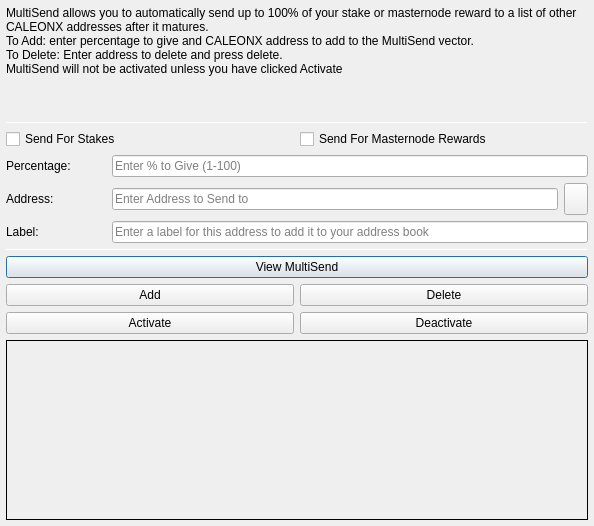
This is src/qt/forms/multisenddialog.ui in CryptoCashBack-Hub/CCBC as Qt 5 draws it before an edit. The edited form follows.
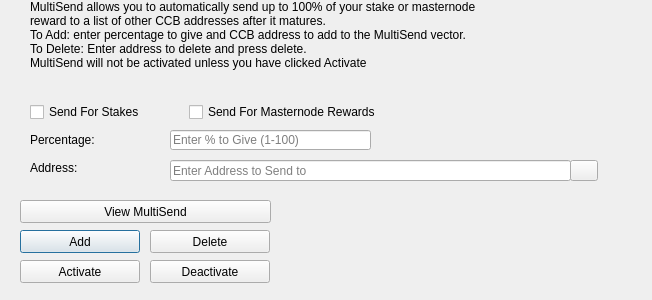
This is the edited form. Icons and pictures are not drawn.

Diff of the .ui file:
```diff
--- a/src/qt/forms/multisenddialog.ui
+++ b/src/qt/forms/multisenddialog.ui
@@ -9,106 +9,22 @@
    <rect>
     <x>0</x>
     <y>0</y>
-    <width>594</width>
-    <height>526</height>
+    <width>652</width>
+    <height>300</height>
    </rect>
   </property>
   <property name="windowTitle">
    <string>MultiSend</string>
   </property>
-  <layout class="QVBoxLayout" name="verticalLayout" stretch="0">
-   <property name="leftMargin">
-    <number>6</number>
-   </property>
-   <property name="topMargin">
-    <number>6</number>
-   </property>
-   <property name="rightMargin">
-    <number>6</number>
-   </property>
-   <property name="bottomMargin">
-    <number>6</number>
-   </property>
-   <item>
-    <layout class="QVBoxLayout" name="verticalLayout_Main" stretch="1,1,1,0,1,1,1">
-     <item>
-      <widget class="QLabel" name="label_2">
-       <property name="lineWidth">
-        <number>1</number>
-       </property>
-       <property name="text">
-        <string>MultiSend allows you to automatically send up to 100% of your stake or masternode reward to a list of other CALEONX addresses after it matures.
-To Add: enter percentage to give and CALEONX address to add to the MultiSend vector.
-To Delete: Enter address to delete and press delete.
-MultiSend will not be activated unless you have clicked Activate</string>
-       </property>
-       <property name="alignment">
-        <set>Qt::AlignLeading|Qt::AlignLeft|Qt::AlignTop</set>
-       </property>
-       <property name="wordWrap">
-        <bool>true</bool>
-       </property>
-      </widget>
-     </item>
-     <item>
-      <widget class="Line" name="line">
-       <property name="minimumSize">
-        <size>
-         <width>0</width>
-         <height>1</height>
-        </size>
-       </property>
-       <property name="maximumSize">
-        <size>
-         <width>16777215</width>
-         <height>1</height>
-        </size>
-       </property>
-       <property name="orientation">
-        <enum>Qt::Horizontal</enum>
-       </property>
-      </widget>
-     </item>
-     <item>
-      <layout class="QVBoxLayout" name="verticalLayout_Settings">
-       <item>
-        <layout class="QHBoxLayout" name="horizontalLayout">
-         <item>
-          <widget class="QCheckBox" name="multiSendStakeCheckBox">
-           <property name="text">
-            <string>Send For Stakes</string>
-           </property>
-          </widget>
-         </item>
-         <item>
-          <widget class="QCheckBox" name="multiSendMasternodeCheckBox">
-           <property name="text">
-            <string>Send For Masternode Rewards</string>
-           </property>
-          </widget>
-         </item>
-        </layout>
-       </item>
-       <item>
-        <layout class="QHBoxLayout" name="horizontalLayout_6">
-         <item>
-          <widget class="QLabel" name="label">
-           <property name="minimumSize">
-            <size>
-             <width>100</width>
-             <height>0</height>
-            </size>
-           </property>
-           <property name="toolTip">
-            <string>Percentage of stake to send</string>
-           </property>
-           <property name="text">
-            <string>Percentage:</string>
-           </property>
-          </widget>
-         </item>
-         <item>
           <widget class="QLineEdit" name="multiSendPercentEdit">
+   <property name="geometry">
+    <rect>
+     <x>170</x>
+     <y>130</y>
+     <width>201</width>
+     <height>20</height>
+    </rect>
+   </property>
            <property name="toolTip">
             <string>Enter whole numbers 1 - 100</string>
            </property>
@@ -116,29 +32,15 @@
             <string>Enter % to Give (1-100)</string>
            </property>
           </widget>
-         </item>
-        </layout>
-       </item>
-       <item>
-        <layout class="QHBoxLayout" name="horizontalLayout_7">
-         <item>
-          <widget class="QLabel" name="label_5">
-           <property name="minimumSize">
-            <size>
-             <width>100</width>
-             <height>0</height>
-            </size>
-           </property>
-           <property name="toolTip">
-            <string>Address to send portion of stake to</string>
-           </property>
-           <property name="text">
-            <string>Address:</string>
-           </property>
-          </widget>
-         </item>
-         <item>
           <widget class="QLineEdit" name="multiSendAddressEdit">
+   <property name="geometry">
+    <rect>
+     <x>170</x>
+     <y>160</y>
+     <width>401</width>
+     <height>21</height>
+    </rect>
+   </property>
            <property name="toolTip">
             <string/>
            </property>
@@ -146,14 +48,87 @@
             <string>Enter Address to Send to</string>
            </property>
           </widget>
-         </item>
-         <item>
-          <widget class="QToolButton" name="addressBookButton">
-           <property name="maximumSize">
-            <size>
-             <width>16777215</width>
-             <height>32</height>
-            </size>
+  <widget class="QLabel" name="label_2">
+   <property name="geometry">
+    <rect>
+     <x>30</x>
+     <y>0</y>
+     <width>451</width>
+     <height>121</height>
+    </rect>
+   </property>
+   <property name="lineWidth">
+    <number>1</number>
+   </property>
+   <property name="text">
+    <string>MultiSend allows you to automatically send up to 100% of your stake or masternode reward to a list of other CCB addresses after it matures.
+To Add: enter percentage to give and CCB address to add to the MultiSend vector.
+To Delete: Enter address to delete and press delete.
+MultiSend will not be activated unless you have clicked Activate</string>
+   </property>
+   <property name="alignment">
+    <set>Qt::AlignLeading|Qt::AlignLeft|Qt::AlignTop</set>
+   </property>
+   <property name="wordWrap">
+    <bool>true</bool>
+   </property>
+  </widget>
+  <widget class="QLabel" name="message">
+   <property name="geometry">
+    <rect>
+     <x>290</x>
+     <y>200</y>
+     <width>351</width>
+     <height>91</height>
+    </rect>
+   </property>
+   <property name="text">
+    <string/>
+   </property>
+  </widget>
+  <widget class="QPushButton" name="addButton">
+   <property name="geometry">
+    <rect>
+     <x>20</x>
+     <y>230</y>
+     <width>120</width>
+     <height>23</height>
+    </rect>
+   </property>
+   <property name="toolTip">
+    <string/>
+   </property>
+   <property name="statusTip">
+    <string>Add to MultiSend Vector</string>
+   </property>
+   <property name="text">
+    <string>Add</string>
+   </property>
+  </widget>
+  <widget class="QPushButton" name="disableButton">
+   <property name="geometry">
+    <rect>
+     <x>150</x>
+     <y>260</y>
+     <width>120</width>
+     <height>23</height>
+    </rect>
+   </property>
+   <property name="statusTip">
+    <string>Deactivate MultiSend</string>
+   </property>
+   <property name="text">
+    <string>Deactivate</string>
+   </property>
+  </widget>
+  <widget class="QPushButton" name="addressBookButton">
+   <property name="geometry">
+    <rect>
+     <x>570</x>
+     <y>160</y>
+     <width>28</width>
+     <height>21</height>
+    </rect>
            </property>
            <property name="toolTip">
             <string>Choose an address from the address book</string>
@@ -168,61 +143,19 @@
            <property name="shortcut">
             <string>Alt+A</string>
            </property>
-          </widget>
-         </item>
-        </layout>
-       </item>
-      </layout>
-     </item>
-     <item>
-      <layout class="QHBoxLayout" name="horizontalLayout_3">
-       <item>
-        <widget class="QLabel" name="label_3">
-         <property name="minimumSize">
-          <size>
-           <width>100</width>
-           <height>0</height>
-          </size>
-         </property>
-         <property name="text">
-          <string>Label:</string>
-         </property>
-        </widget>
-       </item>
-       <item>
-        <widget class="QLineEdit" name="labelAddressLabelEdit">
-         <property name="placeholderText">
-          <string>Enter a label for this address to add it to your address book</string>
-         </property>
-        </widget>
-       </item>
-      </layout>
-     </item>
-     <item>
-      <widget class="Line" name="line_2">
-       <property name="minimumSize">
-        <size>
-         <width>0</width>
-         <height>1</height>
-        </size>
-       </property>
-       <property name="maximumSize">
-        <size>
-         <width>16777215</width>
-         <height>1</height>
-        </size>
-       </property>
-       <property name="orientation">
-        <enum>Qt::Horizontal</enum>
-       </property>
-      </widget>
-     </item>
-     <item>
-      <layout class="QVBoxLayout" name="verticalLayout_Buttons">
-       <item>
-        <layout class="QHBoxLayout" name="horizontalLayout_4">
-         <item>
-          <widget class="QPushButton" name="viewButton">
+   <property name="autoDefault">
+    <bool>false</bool>
+   </property>
+  </widget>
+  <widget class="QLabel" name="label">
+   <property name="geometry">
+    <rect>
+     <x>30</x>
+     <y>130</y>
+     <width>121</width>
+     <height>20</height>
+    </rect>
+   </property>
            <property name="toolTip">
             <string/>
            </property>
@@ -230,16 +163,18 @@
             <string>View MultiSend Vector</string>
            </property>
            <property name="text">
-            <string>View MultiSend</string>
-           </property>
-          </widget>
-         </item>
-        </layout>
-       </item>
-       <item>
-        <layout class="QHBoxLayout" name="horizontalLayout_2">
-         <item>
-          <widget class="QPushButton" name="addButton">
+    <string>Percentage:</string>
+   </property>
+  </widget>
+  <widget class="QLabel" name="label_5">
+   <property name="geometry">
+    <rect>
+     <x>30</x>
+     <y>160</y>
+     <width>111</width>
+     <height>16</height>
+    </rect>
+   </property>
            <property name="toolTip">
             <string/>
            </property>
@@ -247,12 +182,18 @@
             <string>Add to MultiSend Vector</string>
            </property>
            <property name="text">
-            <string>Add</string>
-           </property>
-          </widget>
-         </item>
-         <item>
+    <string>Address:</string>
+   </property>
+  </widget>
           <widget class="QPushButton" name="deleteButton">
+   <property name="geometry">
+    <rect>
+     <x>150</x>
+     <y>230</y>
+     <width>120</width>
+     <height>23</height>
+    </rect>
+   </property>
            <property name="toolTip">
             <string/>
            </property>
@@ -263,13 +204,15 @@
             <string>Delete</string>
            </property>
           </widget>
-         </item>
-        </layout>
-       </item>
-       <item>
-        <layout class="QHBoxLayout" name="horizontalLayout_5">
-         <item>
           <widget class="QPushButton" name="activateButton">
+   <property name="geometry">
+    <rect>
+     <x>20</x>
+     <y>260</y>
+     <width>120</width>
+     <height>23</height>
+    </rect>
+   </property>
            <property name="statusTip">
             <string>Activate MultiSend</string>
            </property>
@@ -277,55 +220,51 @@
             <string>Activate</string>
            </property>
           </widget>
-         </item>
-         <item>
-          <widget class="QPushButton" name="disableButton">
-           <property name="statusTip">
-            <string>Deactivate MultiSend</string>
-           </property>
-           <property name="text">
-            <string>Deactivate</string>
-           </property>
-          </widget>
-         </item>
-        </layout>
-       </item>
-      </layout>
-     </item>
-     <item>
-      <widget class="QLabel" name="message">
-       <property name="minimumSize">
-        <size>
-         <width>0</width>
-         <height>180</height>
-        </size>
-       </property>
-       <property name="frameShape">
-        <enum>QFrame::Panel</enum>
-       </property>
-       <property name="frameShadow">
-        <enum>QFrame::Plain</enum>
-       </property>
-       <property name="lineWidth">
-        <number>1</number>
-       </property>
-       <property name="midLineWidth">
-        <number>1</number>
-       </property>
-       <property name="text">
+  <widget class="QPushButton" name="viewButton">
+   <property name="geometry">
+    <rect>
+     <x>20</x>
+     <y>200</y>
+     <width>251</width>
+     <height>23</height>
+    </rect>
+   </property>
+   <property name="toolTip">
         <string/>
        </property>
-       <property name="alignment">
-        <set>Qt::AlignLeading|Qt::AlignLeft|Qt::AlignTop</set>
-       </property>
-       <property name="wordWrap">
-        <bool>true</bool>
-       </property>
-      </widget>
-     </item>
-    </layout>
-   </item>
-  </layout>
+   <property name="statusTip">
+    <string>View MultiSend Vector</string>
+   </property>
+   <property name="text">
+    <string>View MultiSend</string>
+   </property>
+  </widget>
+  <widget class="QWidget" name="horizontalLayoutWidget">
+   <property name="geometry">
+    <rect>
+     <x>30</x>
+     <y>100</y>
+     <width>351</width>
+     <height>24</height>
+    </rect>
+   </property>
+   <layout class="QHBoxLayout" name="horizontalLayout">
+    <item>
+     <widget class="QCheckBox" name="multiSendStakeCheckBox">
+      <property name="text">
+       <string>Send For Stakes</string>
+      </property>
+     </widget>
+    </item>
+    <item>
+     <widget class="QCheckBox" name="multiSendMasternodeCheckBox">
+      <property name="text">
+       <string>Send For Masternode Rewards</string>
+      </property>
+     </widget>
+    </item>
+   </layout>
+  </widget>
  </widget>
  <resources>
   <include location="../caleonx.qrc"/>
```
Left out of the diff: 18 changed lines with no effect on the pictures. Lines whose indentation alone changed are shown as unchanged.
